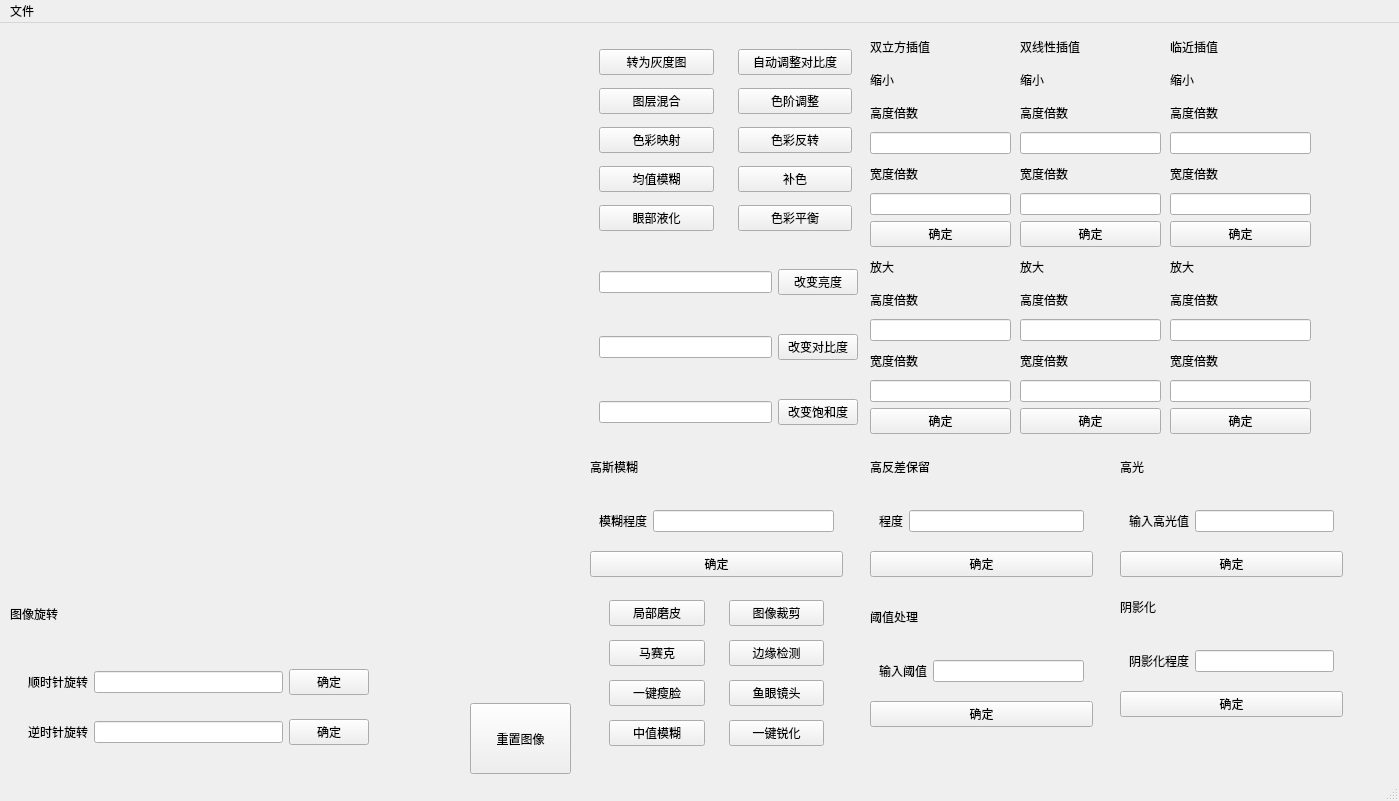
Obj4ct/ImageWithUI, file ImageWithUI/mainwindow.ui: the form before one commit.
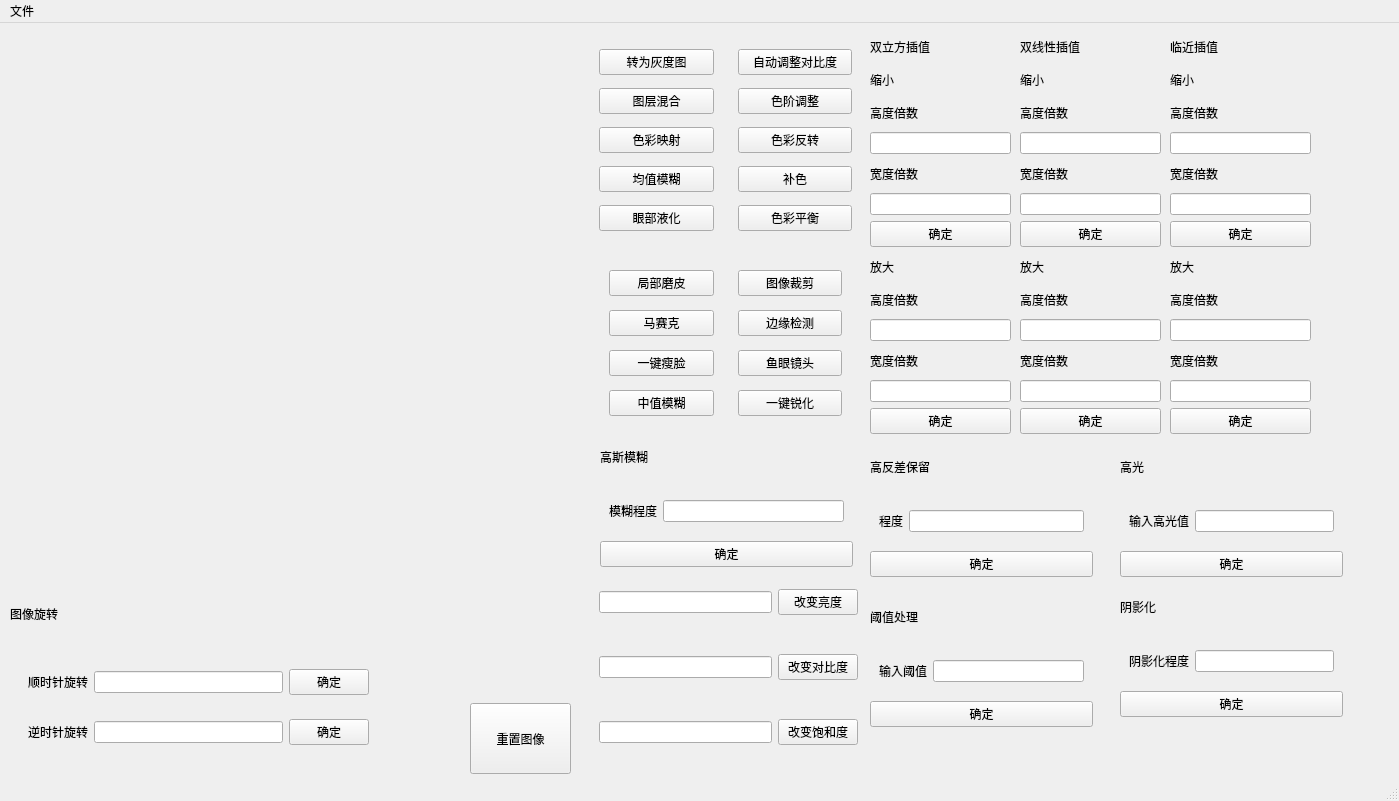
The form after the commit.

Commit message: 调整了UI文件

Patch:
```diff
--- a/ImageWithUI/mainwindow.ui
+++ b/ImageWithUI/mainwindow.ui
@@ -226,7 +226,7 @@
      <property name="geometry">
       <rect>
        <x>10</x>
-       <y>230</y>
+       <y>550</y>
        <width>277</width>
        <height>189</height>
       </rect>
@@ -289,8 +289,8 @@
     <widget class="QWidget" name="widget_8" native="true">
      <property name="geometry">
       <rect>
-       <x>10</x>
-       <y>420</y>
+       <x>20</x>
+       <y>410</y>
        <width>253</width>
        <height>134</height>
       </rect>
@@ -681,8 +681,8 @@
      <property name="geometry">
       <rect>
        <x>20</x>
-       <y>560</y>
-       <width>233</width>
+       <y>230</y>
+       <width>251</width>
        <height>181</height>
       </rect>
      </property>
```
The commit also changes 1 other file.
